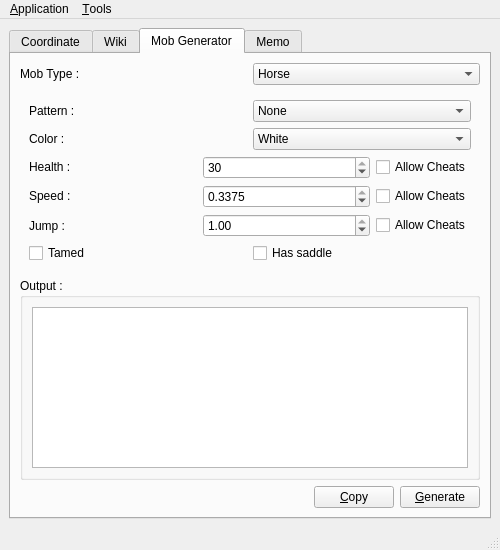
First picture: the form in mainwindow.ui, repository TranslucentFoxHuman/MinecraftTools, before the edit.
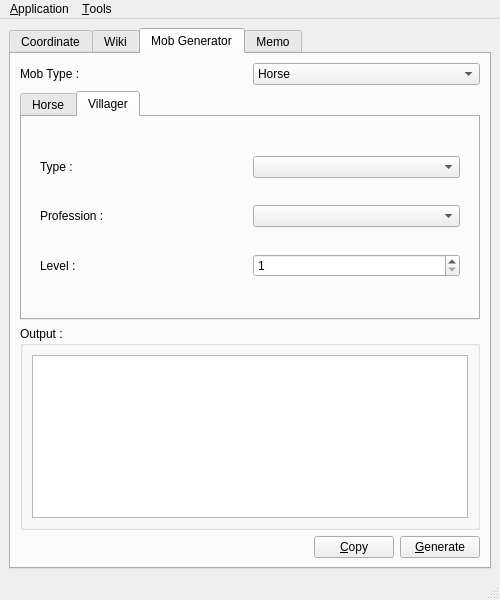
Second picture: the form after the edit. The open tabs and pages were chosen to show the change. Icons and pictures are not drawn.

Commit message: Created Villager generator UI

Patch:
```diff
--- a/mainwindow.ui
+++ b/mainwindow.ui
@@ -7,7 +7,7 @@
     <x>0</x>
     <y>0</y>
     <width>500</width>
-    <height>550</height>
+    <height>600</height>
    </rect>
   </property>
   <property name="windowTitle">
@@ -261,7 +261,7 @@
        <attribute name="title">
         <string>Mob Generator</string>
        </attribute>
-       <layout class="QVBoxLayout" name="verticalLayout_5">
+       <layout class="QVBoxLayout" name="verticalLayout_7">
         <item>
          <layout class="QHBoxLayout" name="horizontalLayout_3">
           <item>
@@ -289,6 +289,16 @@
          </layout>
         </item>
         <item>
+         <widget class="QTabWidget" name="tabWidget">
+          <property name="currentIndex">
+           <number>0</number>
+          </property>
+          <widget class="QWidget" name="horseMobGenTab">
+           <attribute name="title">
+            <string>Horse</string>
+           </attribute>
+           <layout class="QGridLayout" name="gridLayout_5">
+            <item row="0" column="0">
          <widget class="QWidget" name="HorseGenWidget" native="true">
           <property name="enabled">
            <bool>true</bool>
@@ -532,6 +542,72 @@
             </layout>
            </item>
           </layout>
+             </widget>
+            </item>
+           </layout>
+          </widget>
+          <widget class="QWidget" name="villaMobGenTab">
+           <attribute name="title">
+            <string>Villager</string>
+           </attribute>
+           <layout class="QVBoxLayout" name="verticalLayout_6">
+            <item>
+             <widget class="QWidget" name="villaGenwidget" native="true">
+              <layout class="QVBoxLayout" name="verticalLayout_5">
+               <item>
+                <layout class="QHBoxLayout" name="horizontalLayout_11">
+                 <item>
+                  <widget class="QLabel" name="label_11">
+                   <property name="text">
+                    <string>Type :</string>
+                   </property>
+                  </widget>
+                 </item>
+                 <item>
+                  <widget class="QComboBox" name="vilTypeCombo"/>
+                 </item>
+                </layout>
+               </item>
+               <item>
+                <layout class="QHBoxLayout" name="horizontalLayout_12">
+                 <item>
+                  <widget class="QLabel" name="label_12">
+                   <property name="text">
+                    <string>Profession :</string>
+                   </property>
+                  </widget>
+                 </item>
+                 <item>
+                  <widget class="QComboBox" name="vilProfcombo"/>
+                 </item>
+                </layout>
+               </item>
+               <item>
+                <layout class="QHBoxLayout" name="horizontalLayout_13">
+                 <item>
+                  <widget class="QLabel" name="label_13">
+                   <property name="text">
+                    <string>Level :</string>
+                   </property>
+                  </widget>
+                 </item>
+                 <item>
+                  <widget class="QSpinBox" name="spinBox">
+                   <property name="minimum">
+                    <number>1</number>
+                   </property>
+                   <property name="maximum">
+                    <number>5</number>
+                   </property>
+                  </widget>
+                 </item>
+                </layout>
+               </item>
+              </layout>
+             </widget>
+            </item>
+           </layout>
+          </widget>
          </widget>
         </item>
         <item>
```
Left out of the diff: 5 changed lines with no effect on the pictures. Lines whose indentation alone changed are shown as unchanged. The commit also changes 1 other file.
